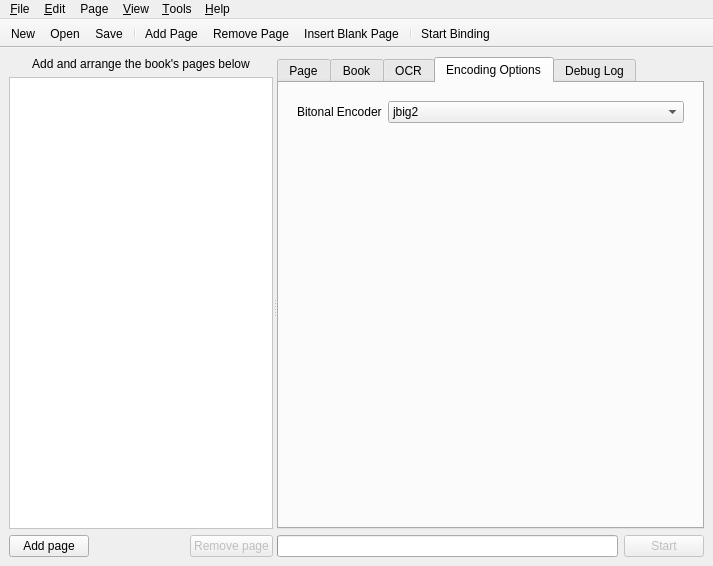
First picture: the form in ui/gui.ui, repository Blender3D/Bindery, before the edit.
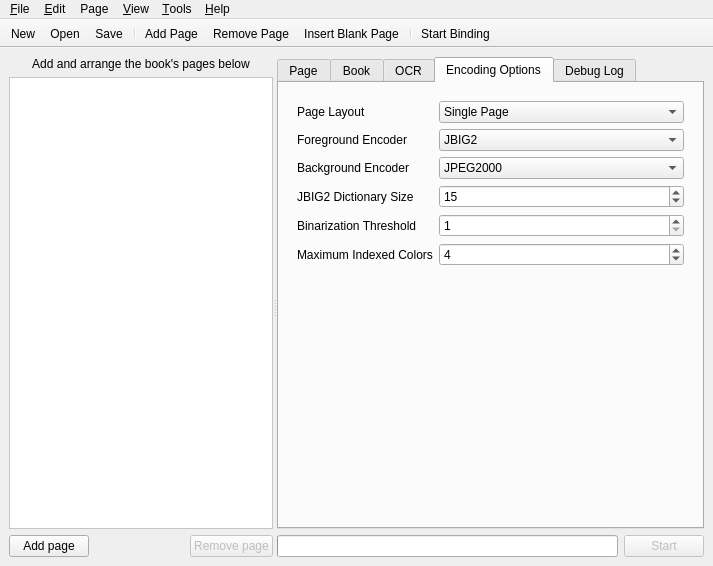
Second picture: the form after the edit. The open tabs and pages were chosen to show the change. Icons and pictures are not drawn. Custom widgets are drawn as their Qt base class.

Diff of the .ui file:
```diff
--- a/ui/gui.ui
+++ b/ui/gui.ui
@@ -878,19 +878,148 @@
               <widget class="QWidget" name="page_2">
                <layout class="QFormLayout" name="formLayout_4">
                 <item row="0" column="0">
+                 <widget class="QLabel" name="label_14">
+                  <property name="text">
+                   <string>Page Layout</string>
+                  </property>
+                 </widget>
+                </item>
+                <item row="0" column="1">
+                 <widget class="QComboBox" name="pdfPageLayout">
+                  <item>
+                   <property name="text">
+                    <string>Single Page</string>
+                   </property>
+                  </item>
+                  <item>
+                   <property name="text">
+                    <string>One Column</string>
+                   </property>
+                  </item>
+                  <item>
+                   <property name="text">
+                    <string>Two Column (Left)</string>
+                   </property>
+                  </item>
+                  <item>
+                   <property name="text">
+                    <string>Two Column (Right)</string>
+                   </property>
+                  </item>
+                  <item>
+                   <property name="text">
+                    <string>Two Page (Left)</string>
+                   </property>
+                  </item>
+                  <item>
+                   <property name="text">
+                    <string>Two Page (Right)</string>
+                   </property>
+                  </item>
+                 </widget>
+                </item>
+                <item row="1" column="0">
                  <widget class="QLabel" name="label_2">
                   <property name="text">
-                   <string>Bitonal Encoder</string>
+                   <string>Foreground Encoder</string>
                   </property>
                  </widget>
                 </item>
-                <item row="0" column="1">
-                 <widget class="QComboBox" name="pdfBitonalEncoder">
+                <item row="1" column="1">
+                 <widget class="QComboBox" name="pdfForegroundEncoder">
                   <item>
                    <property name="text">
-                    <string>jbig2</string>
+                    <string>JBIG2</string>
                    </property>
                   </item>
+                  <item>
+                   <property name="text">
+                    <string>G4</string>
+                   </property>
+                  </item>
+                 </widget>
+                </item>
+                <item row="2" column="0">
+                 <widget class="QLabel" name="label_13">
+                  <property name="text">
+                   <string>Background Encoder</string>
+                  </property>
+                 </widget>
+                </item>
+                <item row="2" column="1">
+                 <widget class="QComboBox" name="pdfBackgroundEncoder">
+                  <item>
+                   <property name="text">
+                    <string>JPEG2000</string>
+                   </property>
+                  </item>
+                  <item>
+                   <property name="text">
+                    <string>JPEG</string>
+                   </property>
+                  </item>
+                  <item>
+                   <property name="text">
+                    <string>PNG (lossless)</string>
+                   </property>
+                  </item>
+                 </widget>
+                </item>
+                <item row="3" column="0">
+                 <widget class="QLabel" name="label_10">
+                  <property name="text">
+                   <string>JBIG2 Dictionary Size</string>
+                  </property>
+                 </widget>
+                </item>
+                <item row="3" column="1">
+                 <widget class="QSpinBox" name="jbig2DictionarySize">
+                  <property name="minimum">
+                   <number>1</number>
+                  </property>
+                  <property name="maximum">
+                   <number>200</number>
+                  </property>
+                  <property name="value">
+                   <number>15</number>
+                  </property>
+                 </widget>
+                </item>
+                <item row="4" column="0">
+                 <widget class="QLabel" name="label_11">
+                  <property name="text">
+                   <string>Binarization Threshold</string>
+                  </property>
+                 </widget>
+                </item>
+                <item row="4" column="1">
+                 <widget class="QSpinBox" name="binarizationThreshold">
+                  <property name="minimum">
+                   <number>1</number>
+                  </property>
+                  <property name="maximum">
+                   <number>255</number>
+                  </property>
+                 </widget>
+                </item>
+                <item row="5" column="0">
+                 <widget class="QLabel" name="label_12">
+                  <property name="text">
+                   <string>Maximum Indexed Colors</string>
+                  </property>
+                 </widget>
+                </item>
+                <item row="5" column="1">
+                 <widget class="QSpinBox" name="maxIndexedColors">
+                  <property name="minimum">
+                   <number>1</number>
+                  </property>
+                  <property name="maximum">
+                   <number>10</number>
+                  </property>
+                  <property name="value">
+                   <number>4</number>
+                  </property>
                  </widget>
                 </item>
                </layout>
```
Left out of the diff: 15 changed lines with no effect on the pictures.
